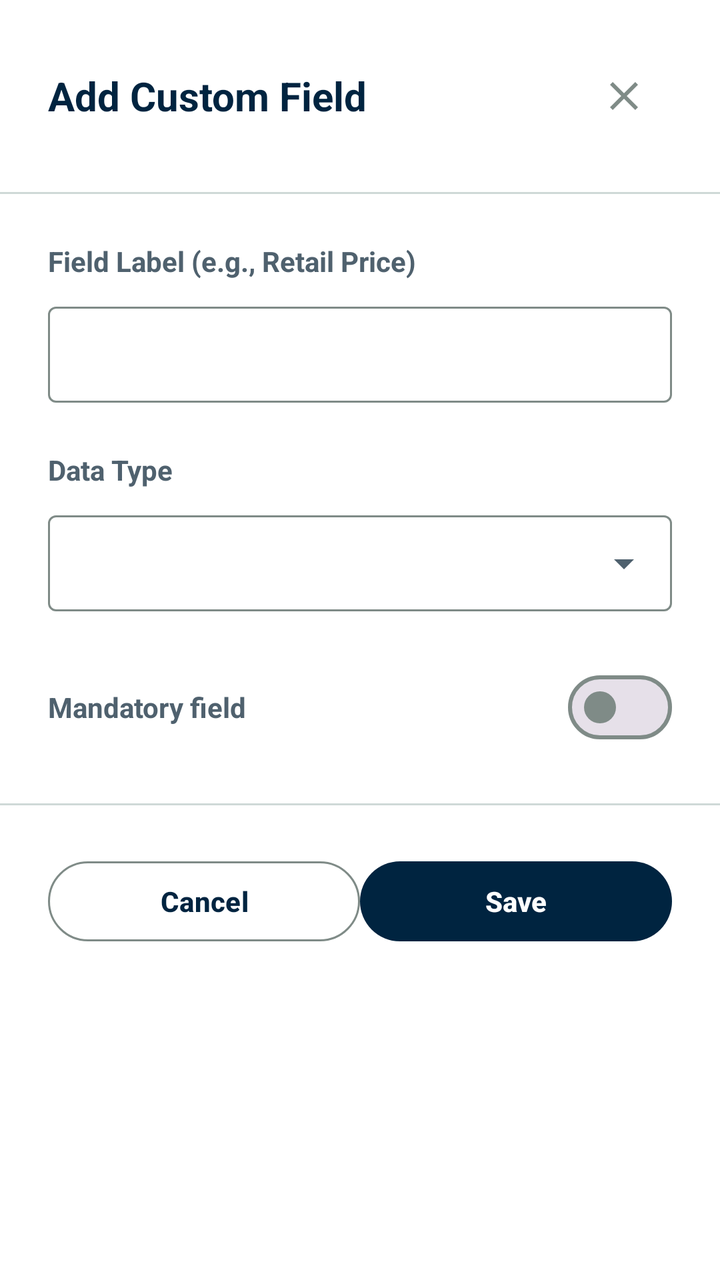
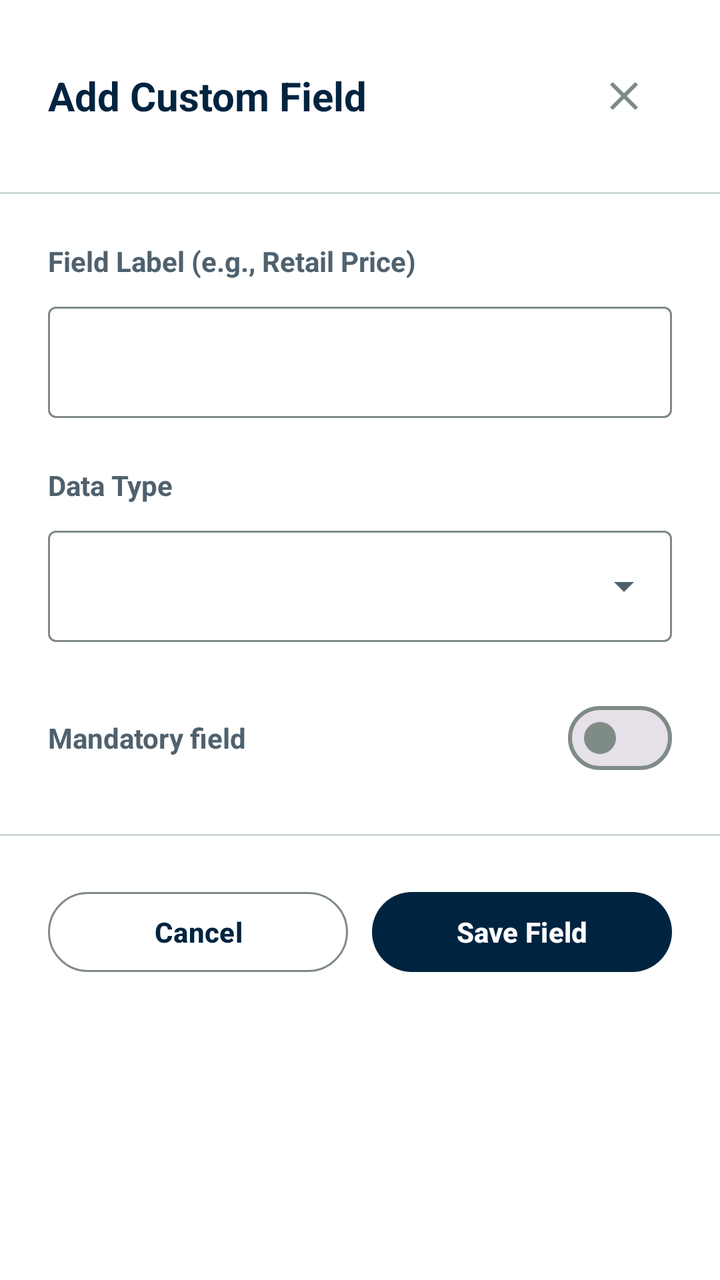

Before-and-after screenshots of an Android layout around one commit, followed by the original layout XML and the change that was made.
<!-- AndroidManifest.xml: application theme Theme.StockBuddy -->
<!-- res/layout/dialog_add_field.xml -->
<?xml version="1.0" encoding="utf-8"?>
<LinearLayout xmlns:android="http://schemas.android.com/apk/res/android"
    xmlns:app="http://schemas.android.com/apk/res-auto"
    android:layout_width="match_parent"
    android:layout_height="wrap_content"
    android:orientation="vertical"
    android:background="@color/md_theme_surfaceContainerLowest">

    
    <LinearLayout
        android:layout_width="match_parent"
        android:layout_height="wrap_content"
        android:orientation="horizontal"
        android:gravity="center_vertical"
        android:padding="24dp"
        android:background="@color/md_theme_surfaceContainerLowest">

        <TextView
            android:layout_width="0dp"
            android:layout_height="wrap_content"
            android:layout_weight="1"
            android:text="@string/field_config_add_field"
            android:textSize="20sp"
            android:textStyle="bold"
            android:textColor="@color/md_theme_primary" />

        <ImageButton
            android:id="@+id/btnClose"
            android:layout_width="48dp"
            android:layout_height="48dp"
            android:src="@drawable/ic_close"
            android:contentDescription="@string/action_close"
            android:background="?attr/selectableItemBackgroundBorderless"
            android:scaleType="centerInside"
            android:tint="@color/md_theme_outline" />
    </LinearLayout>

    
    <View
        android:layout_width="match_parent"
        android:layout_height="1dp"
        android:background="@color/md_theme_outlineVariant" />

    
    <LinearLayout
        android:layout_width="match_parent"
        android:layout_height="wrap_content"
        android:orientation="vertical"
        android:padding="24dp">

        
        <TextView
            android:layout_width="match_parent"
            android:layout_height="wrap_content"
            android:text="@string/field_config_label_hint"
            android:textSize="14sp"
            android:textStyle="bold"
            android:textColor="@color/md_theme_onSurfaceVariant"
            android:layout_marginBottom="8dp" />

        <com.google.android.material.textfield.TextInputLayout
            style="@style/Widget.Material3.TextInputLayout.OutlinedBox"
            android:layout_width="match_parent"
            android:layout_height="wrap_content"
            android:layout_marginBottom="24dp">

            <com.google.android.material.textfield.TextInputEditText
                android:id="@+id/editFieldLabel"
                android:layout_width="match_parent"
                android:layout_height="48dp" />
        </com.google.android.material.textfield.TextInputLayout>

        
        <TextView
            android:layout_width="match_parent"
            android:layout_height="wrap_content"
            android:text="@string/field_config_data_type"
            android:textSize="14sp"
            android:textStyle="bold"
            android:textColor="@color/md_theme_onSurfaceVariant"
            android:layout_marginBottom="8dp" />

        <com.google.android.material.textfield.TextInputLayout
            style="@style/Widget.Material3.TextInputLayout.OutlinedBox.ExposedDropdownMenu"
            android:layout_width="match_parent"
            android:layout_height="wrap_content"
            android:layout_marginBottom="24dp">

            <AutoCompleteTextView
                android:id="@+id/fieldTypeDropdown"
                android:layout_width="match_parent"
                android:layout_height="48dp"
                android:inputType="none" />
        </com.google.android.material.textfield.TextInputLayout>

        
        <LinearLayout
            android:id="@+id/layoutDropdownValues"
            android:layout_width="match_parent"
            android:layout_height="wrap_content"
            android:orientation="vertical"
            android:layout_marginBottom="24dp"
            android:visibility="gone">

            <TextView
                android:layout_width="match_parent"
                android:layout_height="wrap_content"
                android:text="@string/field_config_dropdown_values"
                android:textSize="14sp"
                android:textStyle="bold"
                android:textColor="@color/md_theme_onSurfaceVariant"
                android:layout_marginBottom="8dp" />

            <com.google.android.material.textfield.TextInputLayout
                style="@style/Widget.Material3.TextInputLayout.OutlinedBox"
                android:layout_width="match_parent"
                android:layout_height="wrap_content">

                <com.google.android.material.textfield.TextInputEditText
                    android:id="@+id/editDropdownValues"
                    android:layout_width="match_parent"
                    android:layout_height="96dp"
                    android:gravity="top|start"
                    android:hint="Enter values separated by commas, e.g., Small, Medium, Large" />
            </com.google.android.material.textfield.TextInputLayout>
        </LinearLayout>

        
        <LinearLayout
            android:layout_width="match_parent"
            android:layout_height="wrap_content"
            android:orientation="horizontal"
            android:gravity="center_vertical"
            android:layout_marginBottom="0dp">

            <TextView
                android:layout_width="0dp"
                android:layout_height="wrap_content"
                android:layout_weight="1"
                android:text="@string/field_config_mandatory"
                android:textSize="14sp"
                android:textStyle="bold"
                android:textColor="@color/md_theme_onSurfaceVariant" />

            <com.google.android.material.materialswitch.MaterialSwitch
                android:id="@+id/switchMandatory"
                android:layout_width="wrap_content"
                android:layout_height="wrap_content" />
        </LinearLayout>
    </LinearLayout>

    
    <View
        android:layout_width="match_parent"
        android:layout_height="1dp"
        android:background="@color/md_theme_outlineVariant" />

    
    <LinearLayout
        android:layout_width="match_parent"
        android:layout_height="wrap_content"
        android:orientation="horizontal"
        android:padding="24dp"
        android:gravity="center"
        android:spacing="12dp">

        <com.google.android.material.button.MaterialButton
            android:id="@+id/btnCancel"
            style="@style/Widget.Material3.Button.OutlinedButton"
            android:layout_width="0dp"
            android:layout_height="48dp"
            android:layout_weight="1"
            android:text="@string/action_cancel" />

        <com.google.android.material.button.MaterialButton
            android:id="@+id/btnSave"
            style="@style/Widget.Material3.Button"
            android:layout_width="0dp"
            android:layout_height="48dp"
            android:layout_weight="1"
            android:text="@string/action_save" />
    </LinearLayout>

</LinearLayout>
<!-- resources referenced by this layout -->
<resources>
  <color name="md_theme_onSurfaceVariant">#4F616E</color>
  <color name="md_theme_outline">#7F8B87</color>
  <color name="md_theme_outlineVariant">#CFD9D7</color>
  <color name="md_theme_primary">#002440</color>
  <color name="md_theme_surfaceContainerLowest">#FFFFFF</color>
  <string name="action_cancel">Cancel</string>
  <string name="action_close">Close</string>
  <string name="action_save">Save</string>
  <string name="field_config_add_field">Add Custom Field</string>
  <string name="field_config_data_type">Data Type</string>
  <string name="field_config_dropdown_values">Dropdown Values (comma-separated)</string>
  <string name="field_config_label_hint">Field Label (e.g., Retail Price)</string>
  <string name="field_config_mandatory">Mandatory field</string>
  <color name="md_theme_onPrimary">#FFFFFF</color>
  <color name="md_theme_primaryContainer">#1b3a57</color>
  <color name="md_theme_onPrimaryContainer">#87a4c6</color>
  <color name="md_theme_secondary">#496177</color>
  <color name="md_theme_onSecondary">#FFFFFF</color>
  <color name="md_theme_secondaryContainer">#c9e2fd</color>
  <color name="md_theme_onSecondaryContainer">#4d657b</color>
  <color name="md_theme_tertiary">#321f00</color>
  <color name="md_theme_onTertiary">#FFFFFF</color>
  <color name="md_theme_tertiaryContainer">#ffddb0</color>
  <color name="md_theme_onTertiaryContainer">#2D1609</color>
  <color name="md_theme_background">#FAFBFA</color>
  <color name="md_theme_onBackground">#191C1B</color>
  <color name="md_theme_surface">#FAFBFA</color>
  <color name="md_theme_onSurface">#191C1B</color>
  <color name="md_theme_surfaceVariant">#DEE4E3</color>
  <color name="md_theme_error">#BA1A1A</color>
  <color name="md_theme_onError">#FFFFFF</color>
  <color name="md_theme_errorContainer">#FFDAD6</color>
  <color name="md_theme_onErrorContainer">#410002</color>
  <color name="app_bar_surface">#0F4F4F</color>
  <style name="ShapeAppearance.StockBuddy.Small" parent="ShapeAppearance.MaterialComponents.SmallComponent">
          <item name="cornerSize">8dp</item>
      </style>
  <style name="ShapeAppearance.StockBuddy.Medium" parent="ShapeAppearance.MaterialComponents.MediumComponent">
          <item name="cornerSize">12dp</item>
      </style>
  <style name="ShapeAppearance.StockBuddy.Large" parent="ShapeAppearance.MaterialComponents.LargeComponent">
          <item name="cornerSize">16dp</item>
      </style>
  <style name="TextAppearance.StockBuddy.DisplaySmall" parent="TextAppearance.Material3.DisplaySmall">
          <item name="android:textSize">36sp</item>
          <item name="android:textStyle">bold</item>
      </style>
  <style name="TextAppearance.StockBuddy.TitleLarge" parent="TextAppearance.Material3.TitleLarge">
          <item name="android:textSize">22sp</item>
          <item name="android:textStyle">bold</item>
      </style>
  <style name="TextAppearance.StockBuddy.TitleMedium" parent="TextAppearance.Material3.TitleMedium">
          <item name="android:textSize">18sp</item>
          <item name="android:textStyle">bold</item>
      </style>
  <style name="TextAppearance.StockBuddy.TitleSmall" parent="TextAppearance.Material3.TitleSmall">
          <item name="android:textSize">16sp</item>
          <item name="android:textStyle">bold</item>
      </style>
  <style name="TextAppearance.StockBuddy.LabelLarge" parent="TextAppearance.Material3.LabelLarge">
          <item name="android:textSize">14sp</item>
          <item name="android:textStyle">bold</item>
      </style>
  <style name="TextAppearance.StockBuddy.LabelMedium" parent="TextAppearance.Material3.LabelMedium">
          <item name="android:textSize">12sp</item>
          <item name="android:textStyle">bold</item>
      </style>
  <style name="TextAppearance.StockBuddy.LabelSmall" parent="TextAppearance.Material3.LabelSmall">
          <item name="android:textSize">11sp</item>
          <item name="android:textStyle">bold</item>
      </style>
  <!-- unchanged entries left out for length: 10 -->
</resources>

<!-- the commit's change to res/layout/dialog_add_field.xml (unified diff, before → after) -->
@@ -67,7 +67,10 @@
             <com.google.android.material.textfield.TextInputEditText
                 android:id="@+id/editFieldLabel"
                 android:layout_width="match_parent"
-                android:layout_height="48dp" />
+                android:layout_height="wrap_content"
+                android:minHeight="48dp"
+                android:inputType="text"
+                android:maxLines="1" />
         </com.google.android.material.textfield.TextInputLayout>
 
         
@@ -89,7 +92,8 @@
             <AutoCompleteTextView
                 android:id="@+id/fieldTypeDropdown"
                 android:layout_width="match_parent"
-                android:layout_height="48dp"
+                android:layout_height="wrap_content"
+                android:minHeight="48dp"
                 android:inputType="none" />
         </com.google.android.material.textfield.TextInputLayout>
 
@@ -170,6 +174,8 @@
             android:layout_width="0dp"
             android:layout_height="48dp"
             android:layout_weight="1"
+            android:layout_marginEnd="12dp"
+            app:cornerRadius="24dp"
             android:text="@string/action_cancel" />
 
         <com.google.android.material.button.MaterialButton
@@ -178,7 +184,8 @@
             android:layout_width="0dp"
             android:layout_height="48dp"
             android:layout_weight="1"
-            android:text="@string/action_save" />
+            app:cornerRadius="24dp"
+            android:text="@string/action_save_field" />
     </LinearLayout>
 
 </LinearLayout>
<!-- resource entries referenced after the edit -->
@@ -7,7 +7,7 @@
   <color name="md_theme_surfaceContainerLowest">#FFFFFF</color>
   <string name="action_cancel">Cancel</string>
   <string name="action_close">Close</string>
-  <string name="action_save">Save</string>
+  <string name="action_save_field">Save Field</string>
   <string name="field_config_add_field">Add Custom Field</string>
   <string name="field_config_data_type">Data Type</string>
   <string name="field_config_dropdown_values">Dropdown Values (comma-separated)</string>
